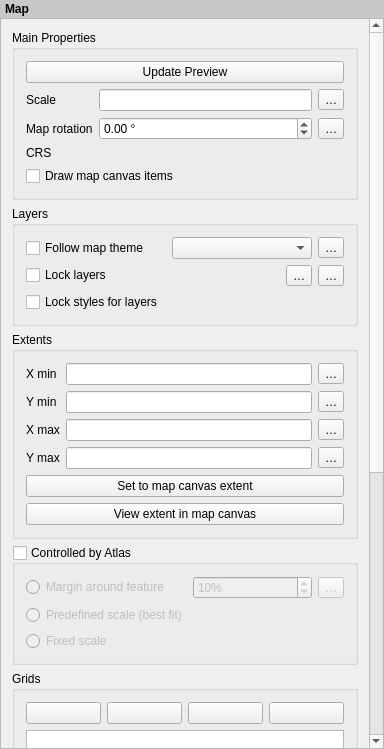
qgis/QGIS, file src/ui/layout/qgslayoutmapwidgetbase.ui: the form before one commit.
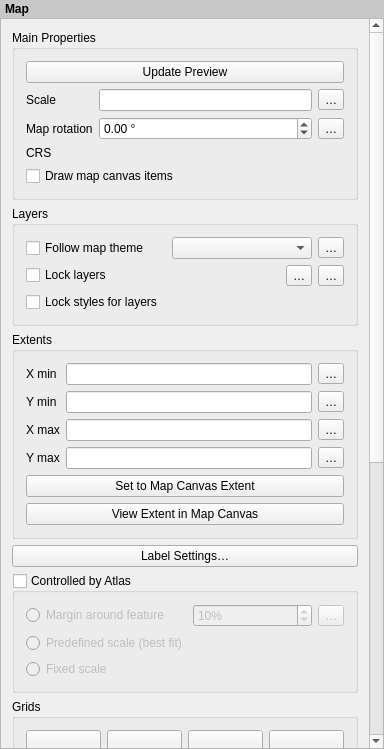
The form after the commit. Icons and pictures are not drawn. Custom widgets are drawn as their Qt base class.

Commit message:
[FEATURE][layouts] Add setting for label margin for map items
This setting allows per-map control of how close labels are permitted
to be placed to the map item's edges.

Sizes can be set using mm/inches/pixels/etc, and data defined
label margins are allowed.

Fixes #10314

```diff
--- a/src/ui/layout/qgslayoutmapwidgetbase.ui
+++ b/src/ui/layout/qgslayoutmapwidgetbase.ui
@@ -63,9 +63,9 @@
       <property name="geometry">
        <rect>
         <x>0</x>
-        <y>-1556</y>
-        <width>627</width>
-        <height>2265</height>
+        <y>0</y>
+        <width>368</width>
+        <height>1373</height>
        </rect>
       </property>
       <property name="sizePolicy">
@@ -396,20 +396,27 @@
           <item row="4" column="0" colspan="2">
            <widget class="QPushButton" name="mSetToMapCanvasExtentButton">
             <property name="text">
-             <string>Set to map canvas extent</string>
+             <string>Set to Map Canvas Extent</string>
             </property>
            </widget>
           </item>
           <item row="5" column="0" colspan="2">
            <widget class="QPushButton" name="mViewExtentInCanvasButton">
             <property name="text">
-             <string>View extent in map canvas</string>
+             <string>View Extent in Map Canvas</string>
             </property>
            </widget>
           </item>
          </layout>
         </widget>
        </item>
+       <item>
+        <widget class="QPushButton" name="mLabelSettingsButton">
+         <property name="text">
+          <string>Label Settings…</string>
+         </property>
+        </widget>
+       </item>
        <item>
         <widget class="QgsCollapsibleGroupBoxBasic" name="mAtlasCheckBox">
          <property name="title">
@@ -793,9 +800,10 @@
    <container>1</container>
   </customwidget>
   <customwidget>
-   <class>QgsPropertyOverrideButton</class>
-   <extends>QToolButton</extends>
-   <header>qgspropertyoverridebutton.h</header>
+   <class>QgsCollapsibleGroupBoxBasic</class>
+   <extends>QGroupBox</extends>
+   <header>qgscollapsiblegroupbox.h</header>
+   <container>1</container>
   </customwidget>
   <customwidget>
    <class>QgsDoubleSpinBox</class>
@@ -807,17 +815,21 @@
    <extends>QSpinBox</extends>
    <header>qgsspinbox.h</header>
   </customwidget>
-  <customwidget>
-   <class>QgsCollapsibleGroupBoxBasic</class>
-   <extends>QGroupBox</extends>
-   <header location="global">qgscollapsiblegroupbox.h</header>
-   <container>1</container>
-  </customwidget>
   <customwidget>
    <class>QgsBlendModeComboBox</class>
    <extends>QComboBox</extends>
    <header>qgsblendmodecombobox.h</header>
   </customwidget>
+  <customwidget>
+   <class>QgsSymbolButton</class>
+   <extends>QToolButton</extends>
+   <header>qgssymbolbutton.h</header>
+  </customwidget>
+  <customwidget>
+   <class>QgsPropertyOverrideButton</class>
+   <extends>QToolButton</extends>
+   <header>qgspropertyoverridebutton.h</header>
+  </customwidget>
   <customwidget>
    <class>QgsProjectionSelectionWidget</class>
    <extends>QWidget</extends>
@@ -829,11 +841,6 @@
    <extends>QComboBox</extends>
    <header>qgslayoutitemcombobox.h</header>
   </customwidget>
-  <customwidget>
-   <class>QgsSymbolButton</class>
-   <extends>QToolButton</extends>
-   <header>qgssymbolbutton.h</header>
-  </customwidget>
  </customwidgets>
  <tabstops>
   <tabstop>scrollArea</tabstop>
```
Left out of the diff: 8 changed lines with no effect on the pictures. The commit also changes 10 other files.
